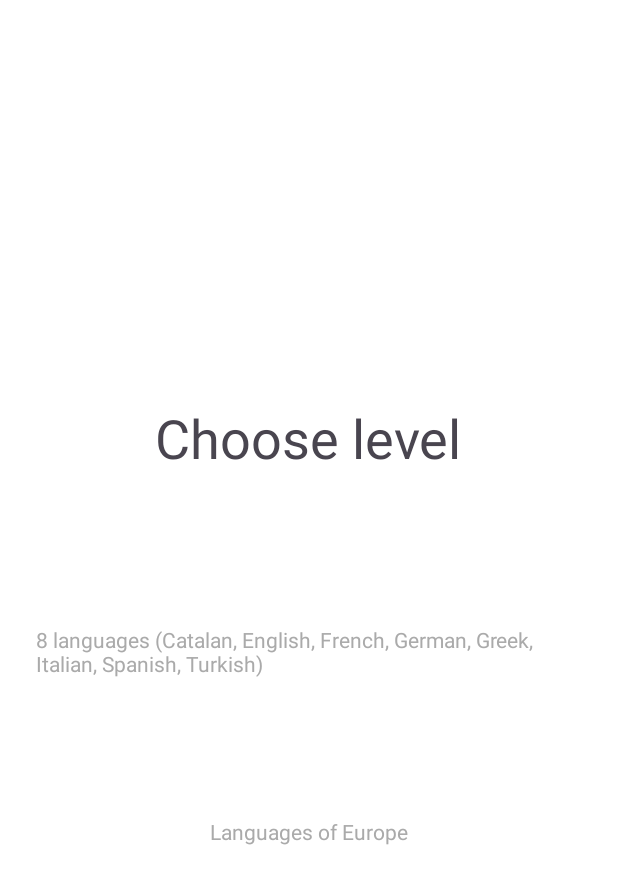
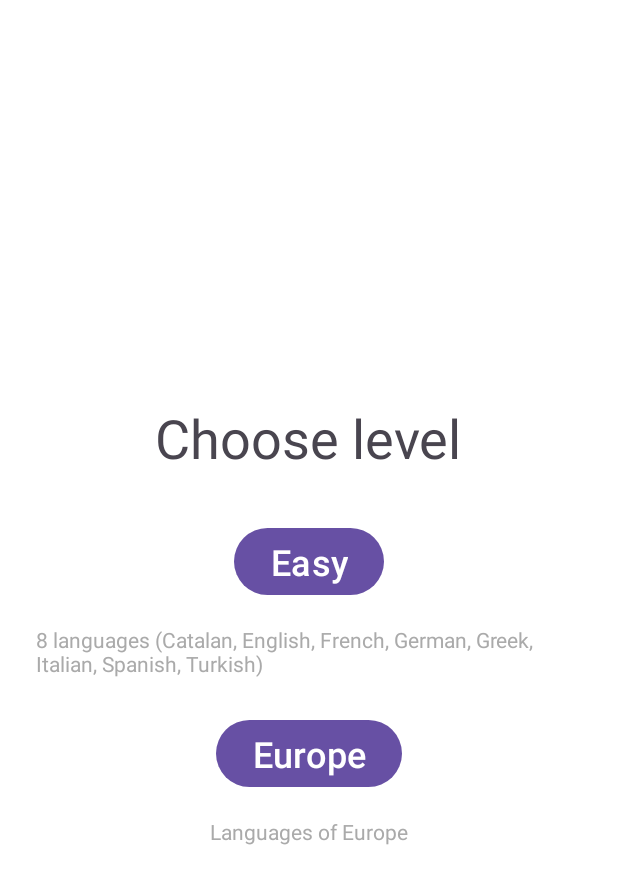
Before and after one commit to egornemov/polyglot-game, an Android app: the screen it shows after launch (MainActivity), on a phone screen of 412 x 824 dp. Shown: the top 884 px of the screen. Run offline under Robolectric (Android 15) with nearby library versions, the phone set to English and light mode, and no system bars.

Commit message:
Fix buttons background

```diff
--- a/app/src/main/java/com/egornemov/polyglotgame/view/QuizCardFragment.kt
+++ b/app/src/main/java/com/egornemov/polyglotgame/view/QuizCardFragment.kt
@@ -38,7 +38,7 @@ class QuizCardFragment : Fragment() {
     private var startSolutionMs: Long = 0L
 
     companion object {
-        const val DURATION_S = 20
+        const val DURATION_S = 30
         const val DURATION_MS = 1000 * DURATION_S
     }
 
--- a/app/src/main/res/layout/fragment_game_mode.xml
+++ b/app/src/main/res/layout/fragment_game_mode.xml
@@ -27,8 +27,6 @@
             android:textSize="24sp"
             android:layout_marginTop="16dp"
             android:layout_marginBottom="8dp"
-            android:background="@android:color/transparent"
-            android:src="@drawable/restart_alt_48px"
             android:text="@string/btn_easy" />
 
         <TextView
@@ -46,8 +44,6 @@
             android:textSize="24sp"
             android:layout_marginTop="16dp"
             android:layout_marginBottom="8dp"
-            android:background="@android:color/transparent"
-            android:src="@drawable/restart_alt_48px"
             android:text="@string/btn_europe" />
 
         <TextView
```
